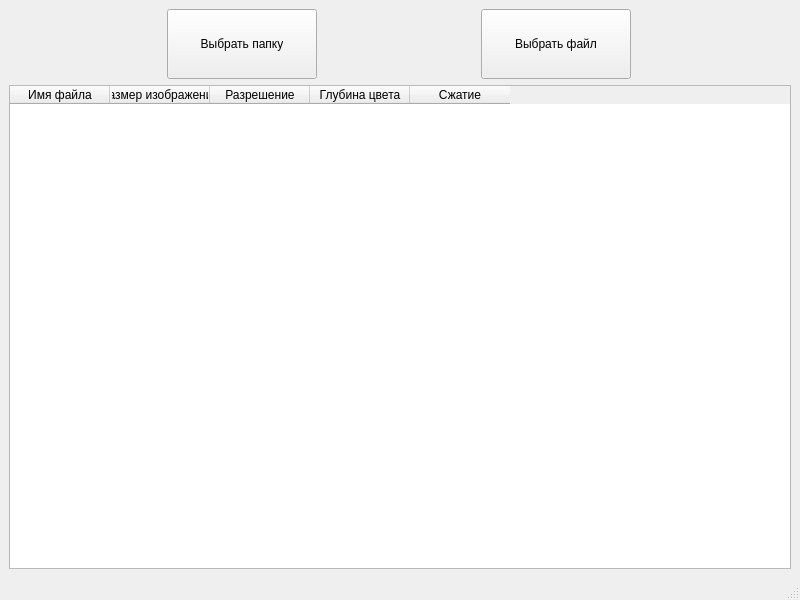
Qt form mainwindow.ui (LevSer1/Lab2PKG) before a commit.
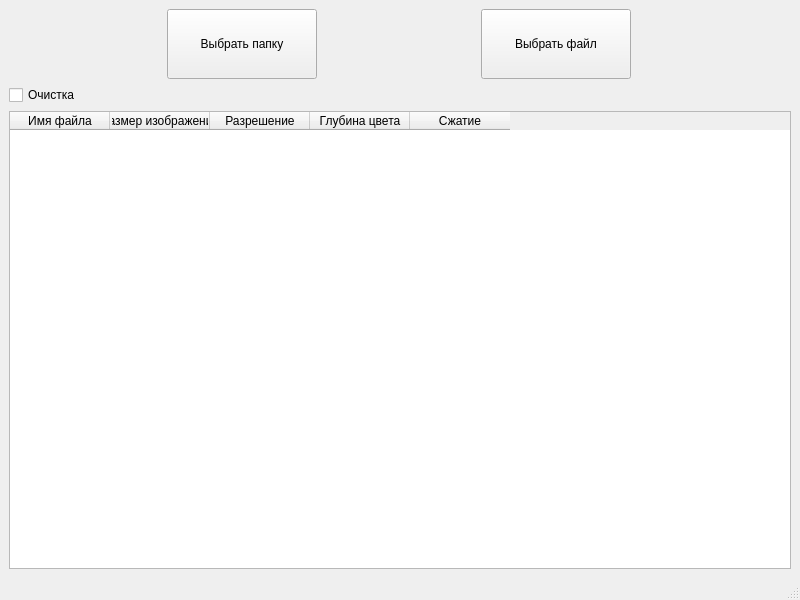
The same form after that commit.

```diff
--- a/mainwindow.ui
+++ b/mainwindow.ui
@@ -14,7 +14,7 @@
    <string>MainWindow</string>
   </property>
   <widget class="QWidget" name="centralwidget">
-   <layout class="QVBoxLayout" name="verticalLayout" stretch="1,3">
+   <layout class="QVBoxLayout" name="verticalLayout" stretch="3,1,9">
     <item>
      <layout class="QHBoxLayout" name="horizontalLayout" stretch="1,1">
       <item>
@@ -57,6 +57,17 @@
       </item>
      </layout>
     </item>
+    <item>
+     <layout class="QHBoxLayout" name="horizontalLayout_2">
+      <item>
+       <widget class="QCheckBox" name="checkBox">
+        <property name="text">
+         <string>Очистка</string>
+        </property>
+       </widget>
+      </item>
+     </layout>
+    </item>
     <item>
      <widget class="QTableWidget" name="tableWidget">
       <column>
```
Left out of the diff: 2 changed lines with no effect on the pictures.
